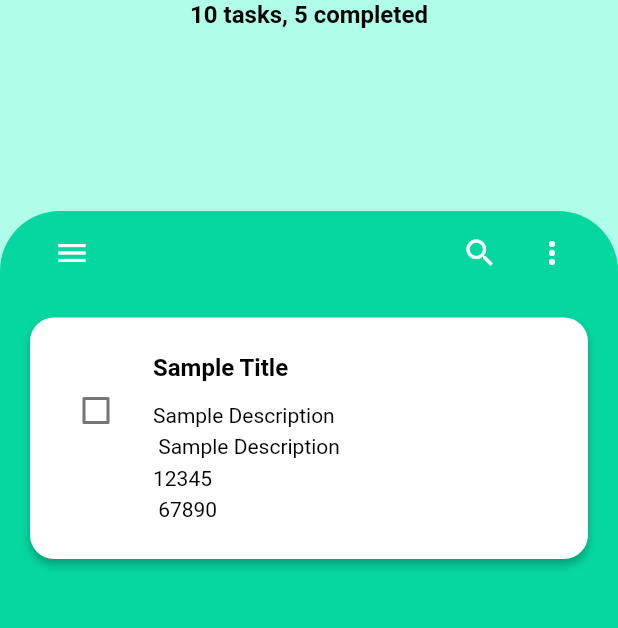
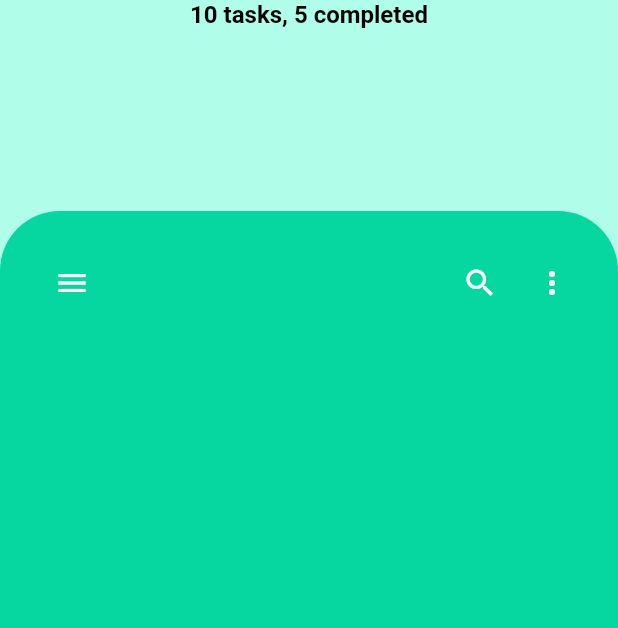
Before and after one commit to jgarzon26/to_do_app, a Flutter app: the screen it shows after launch, on a phone screen of 412 x 824 dp, the part 239-867 px from its top. Run offline on Flutter 3.47's test engine with Material 2 defaults, Android fonts, the phone set to English and light mode, and no system bars; drawn by our look-alikes of flutter_slidable; Roboto replaces fonts that are missing (PT Sans).

```diff
--- /dev/null
+++ b/lib/classes/Task.dart
@@ -0,0 +1,22 @@
+import 'package:uuid/uuid.dart';
+
+class Task {
+  String id;
+  String title;
+  String description;
+  bool isCompleted;
+
+  Task({
+    required this.title,
+    required this.description,
+    this.isCompleted = false,
+  }) : id = const Uuid().v4();
+
+  @override
+  bool operator ==(covariant Task other) {
+    return id == other.id;
+  }
+
+  @override
+  int get hashCode => id.hashCode;
+}
--- /dev/null
+++ b/lib/providers/OverallTaskProvider.dart
@@ -0,0 +1,30 @@
+import 'dart:collection';
+
+import 'package:flutter/material.dart';
+
+import '../classes/Task.dart';
+
+class OverallTaskProvider extends ChangeNotifier {
+  final List<Task> _tasks = [], _completedTasks = [];
+  UnmodifiableListView<Task> get tasks => UnmodifiableListView(_tasks);
+  UnmodifiableListView<Task> get completedTasks =>
+      UnmodifiableListView(_completedTasks);
+
+  void addTask(Task task) {
+    _tasks.add(task);
+    notifyListeners();
+  }
+
+  void removeTask(Task task, bool isCompleted) {
+    if (isCompleted) {
+      _completedTasks.add(task);
+    }
+    _tasks.remove(task);
+    notifyListeners();
+  }
+
+  void removeCompletedTask(Task task) {
+    _completedTasks.remove(task);
+    notifyListeners();
+  }
+}
--- a/lib/screens/task_main/task_main.dart
+++ b/lib/screens/task_main/task_main.dart
@@ -1,10 +1,11 @@
 import 'package:flutter/material.dart';
 import 'package:flutter/rendering.dart';
+import 'package:provider/provider.dart';
+import 'package:to_do_app/components/task_tile.dart';
 import 'package:to_do_app/constants.dart';
 import 'package:to_do_app/providers/HeaderProvider.dart';
+import 'package:to_do_app/providers/OverallTaskProvider.dart';
 import 'package:to_do_app/screens/task_main/widgets/header.dart';
-
-import '../../components/task_tile.dart';
 
 class TaskMain extends StatefulWidget {
   const TaskMain({Key? key}) : super(key: key);
@@ -77,12 +78,11 @@ class _TaskMainState extends State<TaskMain> {
                 numberOfTasks: 10,
                 numberOfCompletedTasks: 5,
               ),
-              SliverToBoxAdapter(
+              SliverFillRemaining(
                 child: Container(
-                  //temp height
-                  height: 1000,
                   padding: const EdgeInsets.symmetric(
                     horizontal: 20,
+                    vertical: 20,
                   ),
                   decoration: const BoxDecoration(
                     color: kBackgroundColor,
@@ -91,6 +91,8 @@ class _TaskMainState extends State<TaskMain> {
                       topRight: Radius.circular(40),
                     ),
                   ),
+                  child: ChangeNotifierProvider(
+                    create: (_) => OverallTaskProvider(),
                     child: CustomScrollView(
                       physics: const NeverScrollableScrollPhysics(),
                       shrinkWrap: true,
@@ -116,15 +118,23 @@ class _TaskMainState extends State<TaskMain> {
                           ),
                         ),
                         SliverList(
-                        delegate: SliverChildBuilderDelegate((context, index) {
+                          delegate: SliverChildBuilderDelegate(
+                            (context, index) {
+                              final taskProvider =
+                                  context.watch<OverallTaskProvider>();
+                              if (index >= taskProvider.tasks.length) {
+                                return null;
+                              }
                               return TaskTile(
-                            title: 'Sample Title',
+                                title: taskProvider.tasks[index].title,
                                 description:
-                                'Sample Description\n Sample Description\n12345\n 67890',
+                                    taskProvider.tasks[index].description,
                               );
-                        }, childCount: 1),
+                            },
+                          ),
                         ),
                       ],
+                    ),
                   ),
                 ),
               ),
```
Lines whose indentation alone changed are shown as unchanged.
